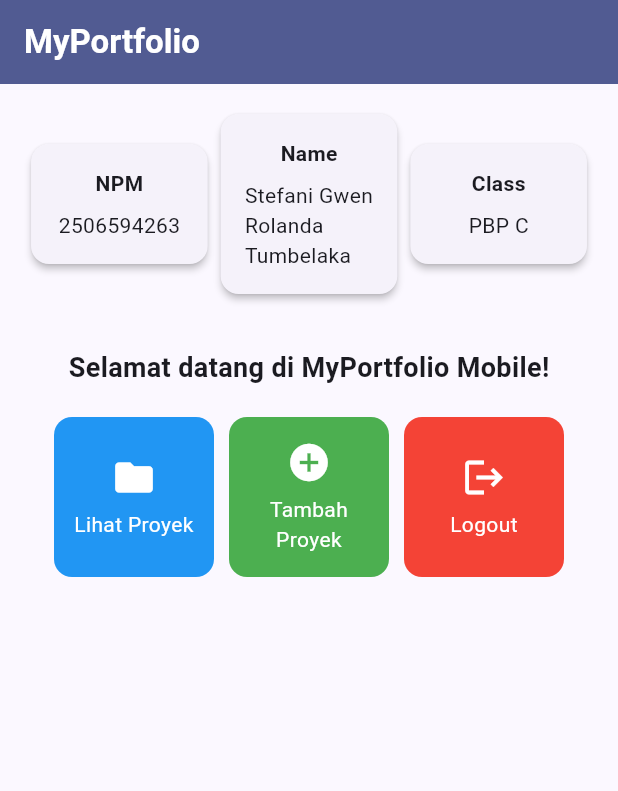
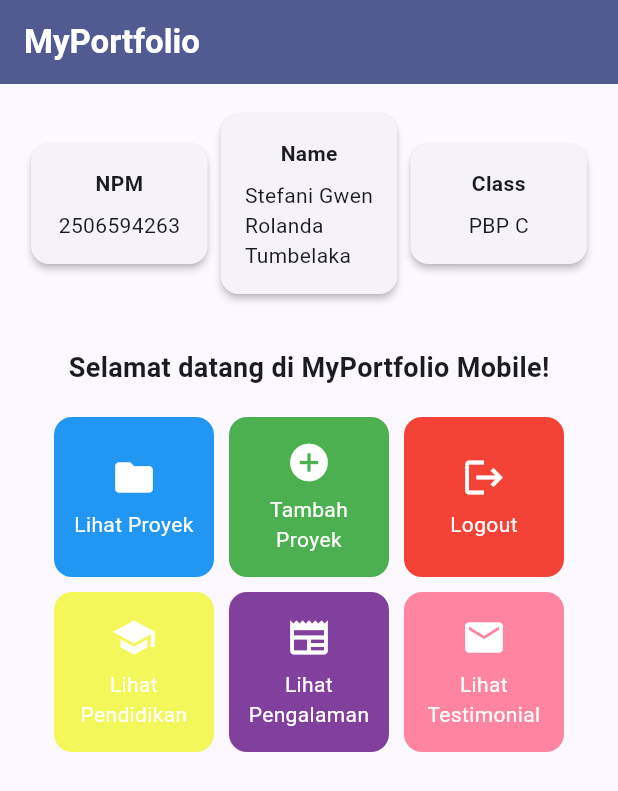
Before and after one commit to stefanigwen14/myportofolio_mobile, a Flutter app: the screen it shows after launch, on a phone screen of 412 x 824 dp. Shown: the top 791 px of the screen. Run offline on Flutter 3.47's test engine with Material 3 defaults, Android fonts, the phone set to English and light mode, and no system bars.

Commit message:
feat: add 3 view (model) buttons

```diff
--- a/lib/menu.dart
+++ b/lib/menu.dart
@@ -11,6 +11,9 @@ class MyHomePage extends StatelessWidget {
     ItemHomepage("Lihat Proyek", Icons.folder, Colors.blue),
     ItemHomepage("Tambah Proyek", Icons.add_circle, Colors.green),
     ItemHomepage("Logout", Icons.logout, Colors.red),
+    ItemHomepage("Lihat Pendidikan", Icons.school, const Color.fromARGB(255, 244, 247, 89)),
+    ItemHomepage("Lihat Pengalaman", Icons.newspaper, const Color.fromARGB(255, 129, 64, 157)),
+    ItemHomepage("Lihat Testimonial", Icons.mail, const Color.fromARGB(255, 255, 132, 160)),
   ];
 
   @override
```
